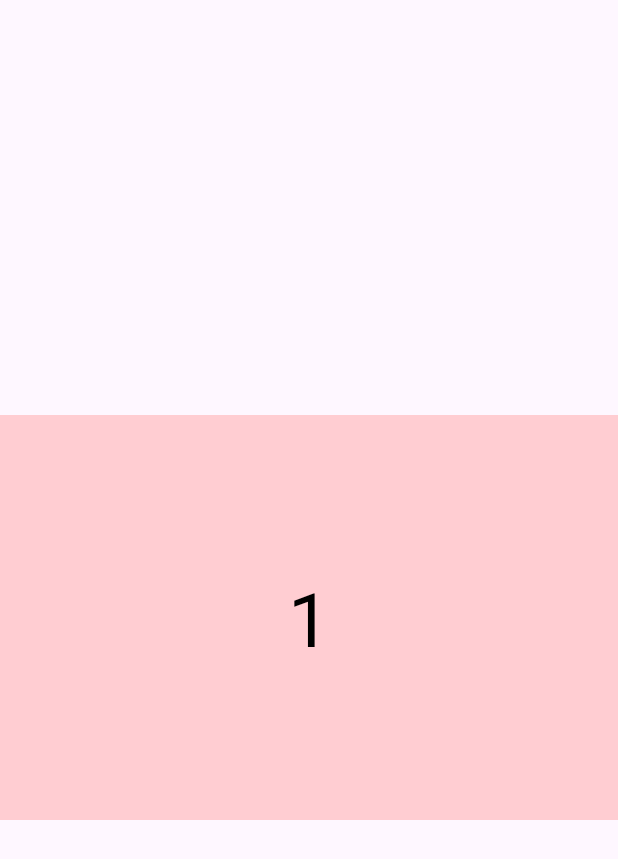
After one commit to HirosiUko/WeSeek.App, an Android app: the layout framefragment.xml on its own in the app's theme, with its tools: preview values and no code run, on a phone screen of 412 x 824 dp. The commit adds this screen. Shown: the top 859 px of the screen. Run offline under Robolectric (Android 15) with nearby library versions, the phone set to English and light mode, and no system bars; network calls fail.

Commit message:
fixed unattached file

```diff
--- /dev/null
+++ b/app/src/main/res/layout/framefragment.xml
@@ -0,0 +1,19 @@
+<?xml version="1.0" encoding="utf-8"?>
+<LinearLayout
+    xmlns:android="http://schemas.android.com/apk/res/android"
+    android:layout_width="match_parent"
+    android:layout_height="match_parent"
+    android:gravity="center"
+    android:orientation="vertical">
+
+    <TextView
+        android:id="@+id/tv_contents"
+        android:layout_width="match_parent"
+        android:layout_height="270dp"
+        android:background="#FFCDD2"
+        android:gravity="center"
+        android:text="1"
+        android:textColor="#000000"
+        android:textSize="50dp" />
+
+</LinearLayout>
```
Also changed, not shown: app/src/main/java/com/weseekapp/Page3Activity.java (+0 -8 lines), app/src/main/java/com/weseekapp/StoreFragment.java (added, +37 -0 lines), app/src/main/java/com/weseekapp/StoreInfo.java (added, +34 -0 lines), app/src/main/java/com/weseekapp/StoreViewPaperAdapter.java (added, +32 -0 lines).
